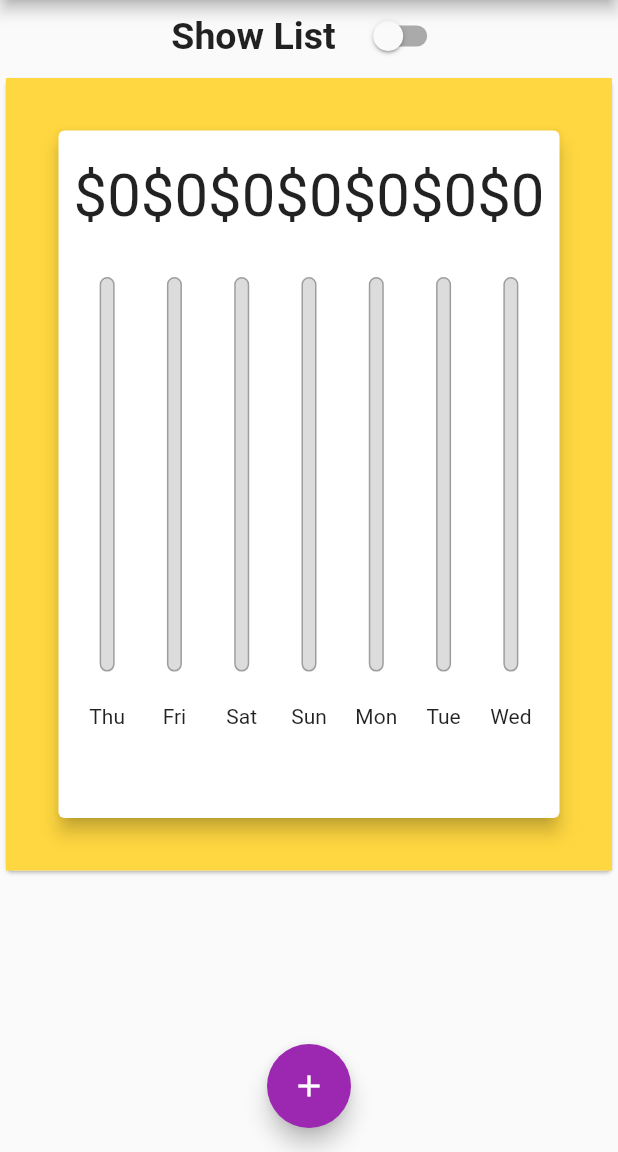
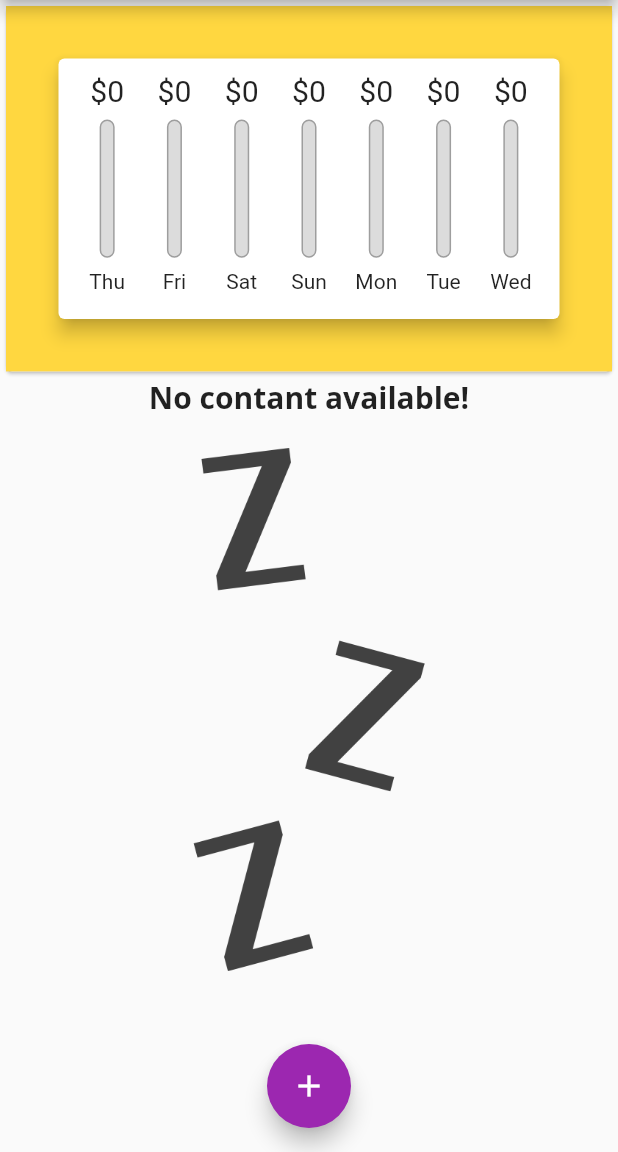
Before and after one commit to Shofiul735/CostManagementFlutter, a Flutter app: the screen it shows after launch, on a phone screen of 412 x 824 dp, the part 84-1236 px from its top. Run offline on Flutter 3.47's test engine with Material 2 defaults, Android fonts, the phone set to English and light mode, and no system bars.

Commit message:
responsive design implemented for list and chart

```diff
--- a/cost_management/lib/main.dart
+++ b/cost_management/lib/main.dart
@@ -104,27 +104,8 @@ class _MyApp extends State<MyHomePage> {
         });
   }
 
-  @override
-  Widget build(BuildContext context) {
-    final appBar = AppBar(
-      title: const Text("Cost Management App!"),
-      actions: [
-        IconButton(
-          onPressed: () => showAddTransaction(context),
-          icon: const Icon(
-            Icons.add,
-          ),
-        )
-      ],
-    );
-    return Scaffold(
-      appBar: appBar,
-      body: SingleChildScrollView(
-        child: Column(
-          mainAxisAlignment: MainAxisAlignment.start,
-          crossAxisAlignment: CrossAxisAlignment.stretch,
-          children: [
-            Row(
+  Row showSwitchButton() {
+    return Row(
       mainAxisAlignment: MainAxisAlignment.center,
       children: [
         const Text(
@@ -144,9 +125,11 @@ class _MyApp extends State<MyHomePage> {
           },
         ),
       ],
-            ),
-            !_showList
-                ? Card(
+    );
+  }
+
+  Card showChartWithHeight(double heightRation, AppBar appBar) {
+    return Card(
       child: Container(
         padding: const EdgeInsets.all(15.0),
         color: Colors.amberAccent,
@@ -157,25 +140,57 @@ class _MyApp extends State<MyHomePage> {
                   MediaQuery.of(context).padding.bottom -
                   kToolbarHeight -
                   appBar.preferredSize.height) *
-                            0.7,
+              heightRation,
           child: Chart(_recentTransactions),
         ),
       ),
-                  )
-                : SizedBox(
+    );
+  }
+
+  SizedBox showTransactionList(double height, AppBar appBar) {
+    return SizedBox(
       height: (MediaQuery.of(context).size.height -
               MediaQuery.of(context).padding.top -
               MediaQuery.of(context).padding.bottom -
               kToolbarHeight -
               appBar.preferredSize.height) *
-                        0.7,
+          height,
       child: TransactionCard(transactions, deleteTransaction),
+    );
+  }
+
+  @override
+  Widget build(BuildContext context) {
+    final isLandscape =
+        MediaQuery.of(context).orientation == Orientation.landscape;
+    final appBar = AppBar(
+      title: const Text("Cost Management App!"),
+      actions: [
+        IconButton(
+          onPressed: () => showAddTransaction(context),
+          icon: const Icon(
+            Icons.add,
           ),
+        )
+      ],
+    );
+    return Scaffold(
+      appBar: appBar,
+      body: SingleChildScrollView(
+        child: Column(
+          mainAxisAlignment: MainAxisAlignment.start,
+          crossAxisAlignment: CrossAxisAlignment.stretch,
+          children: [
+            if (isLandscape) showSwitchButton(),
+            if (isLandscape && !_showList) showChartWithHeight(0.7, appBar),
+            if (isLandscape && _showList) showTransactionList(0.8, appBar),
+            if (!isLandscape) showChartWithHeight(0.3, appBar),
+            if (!isLandscape) showTransactionList(0.7, appBar),
           ],
         ),
       ),
       floatingActionButton: FloatingActionButton(
-        child: Icon(Icons.add),
+        child: const Icon(Icons.add),
         onPressed: () => showAddTransaction(context),
       ),
       floatingActionButtonLocation: FloatingActionButtonLocation.centerFloat,
```
Lines whose indentation alone changed are shown as unchanged.
